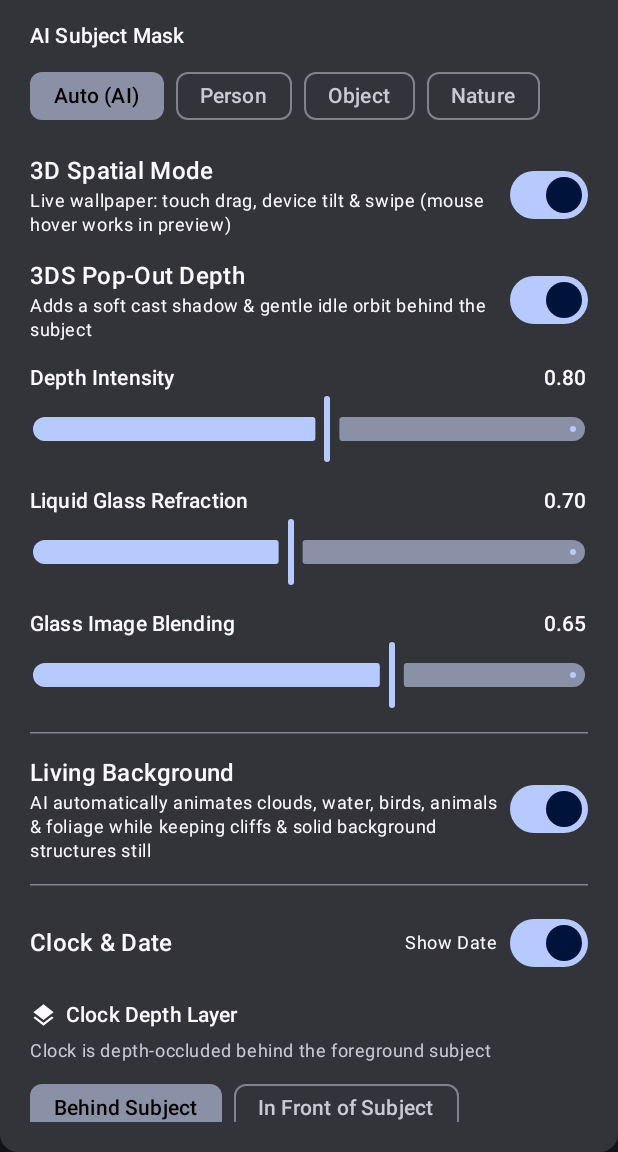
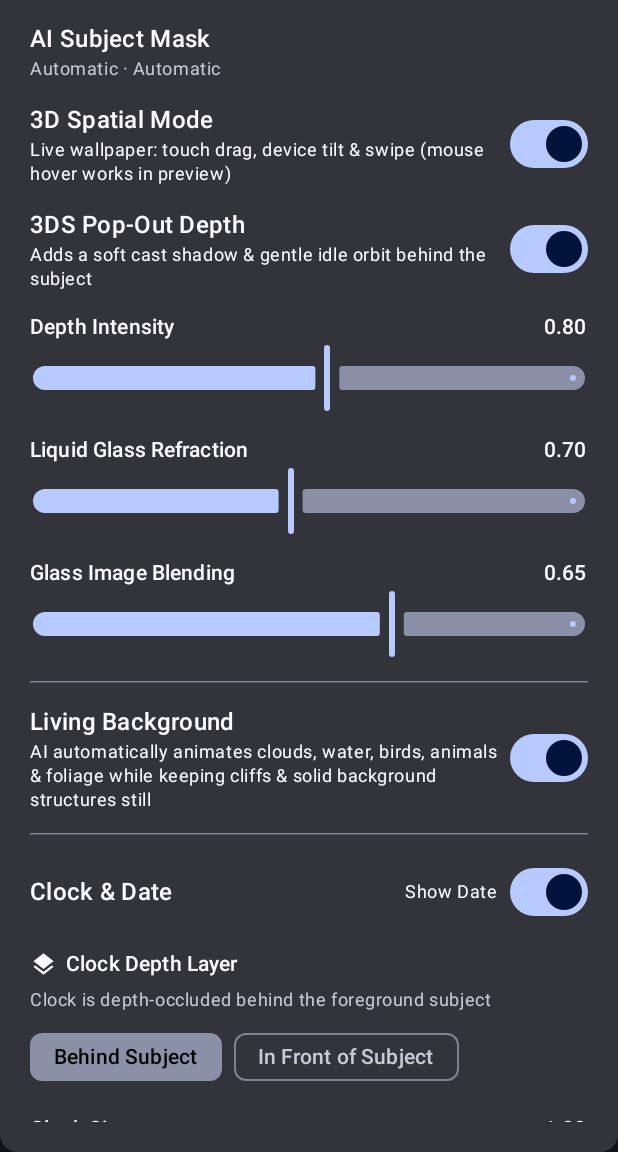
Before and after one commit to smart-al/Google-Book-OS-APPS, an Android app built with Jetpack Compose: the composable ControlsPane shown on its own in the app's theme, on a phone screen of 412 x 824 dp, the part 84-1236 px from its top. Run offline under Robolectric (Android 15) with nearby library versions, the phone set to English and light mode, and no system bars; network calls fail.

Commit message:
Completely freeze background when Live Background is OFF, make AI mask automatic without pills, and replace clock position sliders with Center pill button

```diff
--- a/LiquidGlass3D/app/build.gradle.kts
+++ b/LiquidGlass3D/app/build.gradle.kts
@@ -13,8 +13,8 @@ android {
     applicationId = "com.droid.liquidglass3d"
     minSdk = 33 // RuntimeShader (AGSL) requires API 33
     targetSdk = 37
-    versionCode = 6
-    versionName = "1.5.0"
+    versionCode = 7
+    versionName = "1.5.1"
     ndk { abiFilters += listOf("arm64-v8a", "x86_64") }
   }
 
--- a/LiquidGlass3D/app/src/main/java/com/droid/liquidglass3d/MainActivity.kt
+++ b/LiquidGlass3D/app/src/main/java/com/droid/liquidglass3d/MainActivity.kt
@@ -452,26 +452,16 @@ private fun ControlsPane(
         ) {
             Text("LiquidGlass3D", style = MaterialTheme.typography.headlineMedium)
 
-            // AI Mask Section
-            Column(verticalArrangement = Arrangement.spacedBy(6.dp)) {
-                val detected = ui.scene?.detectedMode?.label
-                val subtitle = if (s.maskMode == MaskMode.AUTO && detected != null) {
-                    "AI Subject Mask · Detected: $detected"
-                } else {
-                    "AI Subject Mask"
-                }
-                Text(subtitle, style = MaterialTheme.typography.titleSmall)
-                FlowRow(
-                    horizontalArrangement = Arrangement.spacedBy(8.dp),
-                    verticalArrangement = Arrangement.spacedBy(4.dp),
-                ) {
-                    MaskMode.entries.forEach { mode ->
-                        FilterChip(
-                            selected = s.maskMode == mode,
-                            onClick = { vm.selectMaskMode(mode) },
-                            label = { Text(mode.label) },
-                        )
-                    }
+            // AI Subject Mask (Fully Automatic)
+            Row(verticalAlignment = Alignment.CenterVertically) {
+                Column(Modifier.weight(1f)) {
+                    val detected = ui.scene?.detectedMode?.label ?: "Automatic"
+                    Text("AI Subject Mask", style = MaterialTheme.typography.titleMedium)
+                    Text(
+                        "Automatic · $detected",
+                        style = MaterialTheme.typography.bodySmall,
+                        color = MaterialTheme.colorScheme.onSurfaceVariant,
+                    )
                 }
             }
 
@@ -562,23 +552,18 @@ private fun ControlsPane(
                 vm.updateSettings { it.copy(clockScale = v) }
             }
 
-            // Movable Clock Position Controls
-            Column(verticalArrangement = Arrangement.spacedBy(6.dp)) {
-                Row(verticalAlignment = Alignment.CenterVertically) {
-                    Text("Clock Position", Modifier.weight(1f), style = MaterialTheme.typography.titleSmall)
-                    OutlinedButton(
-                        onClick = { vm.updateSettings { it.copy(clockPosX = 0.5f, clockPosY = 0.16f) } },
-                        modifier = Modifier.height(32.dp),
-                    ) {
-                        Text("Center", style = MaterialTheme.typography.labelSmall)
-                    }
+            // Movable Clock Position Controls (Drag directly in preview + Center pill button)
+            Row(verticalAlignment = Alignment.CenterVertically) {
+                Column(Modifier.weight(1f)) {
+                    Text("Clock Position", style = MaterialTheme.typography.titleMedium)
+                    Text("Drag directly with mouse or touch in the preview", style = MaterialTheme.typography.bodySmall, color = MaterialTheme.colorScheme.onSurfaceVariant)
                 }
-                Text("Drag directly with mouse in the 16:10 preview, or adjust:", style = MaterialTheme.typography.bodySmall)
-                LabeledSlider("Horizontal (X)", s.clockPosX, 0f..1f) { v ->
-                    vm.updateSettings { it.copy(clockPosX = v) }
-                }
-                LabeledSlider("Vertical (Y)", s.clockPosY, 0f..1f) { v ->
-                    vm.updateSettings { it.copy(clockPosY = v) }
+                FilledTonalButton(
+                    onClick = { vm.updateSettings { it.copy(clockPosX = 0.5f, clockPosY = 0.16f) } },
+                    shape = RoundedCornerShape(16.dp),
+                    modifier = Modifier.height(36.dp),
+                ) {
+                    Text("Center")
                 }
             }
 
```
Also changed, not shown: 1 other file.
